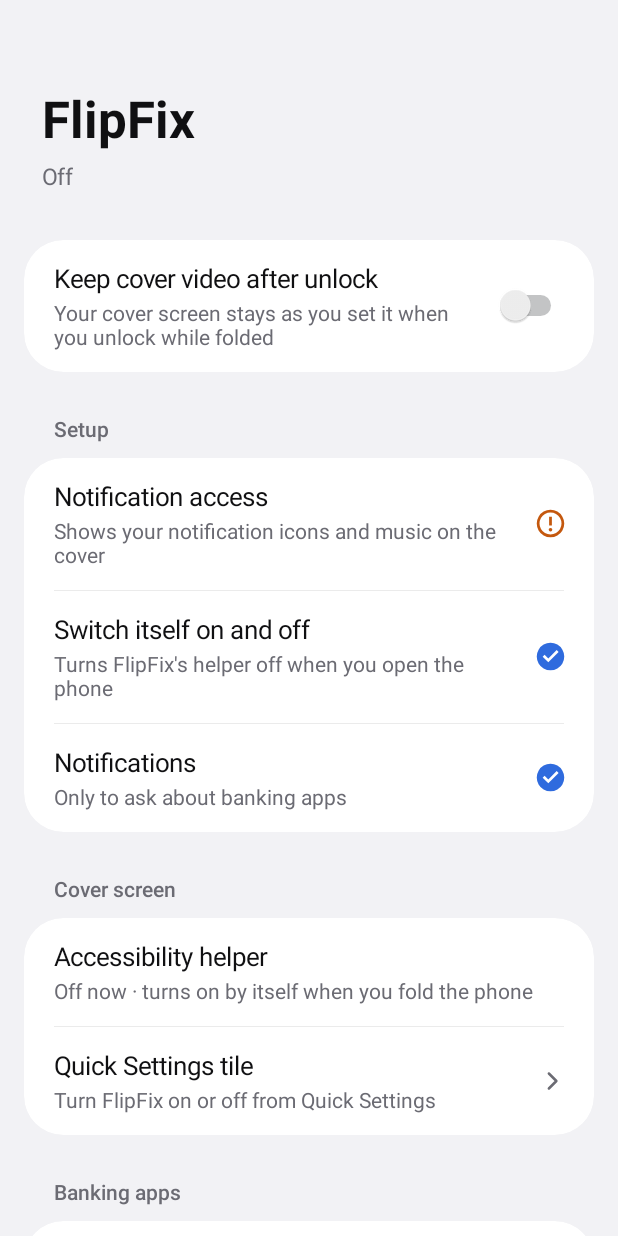
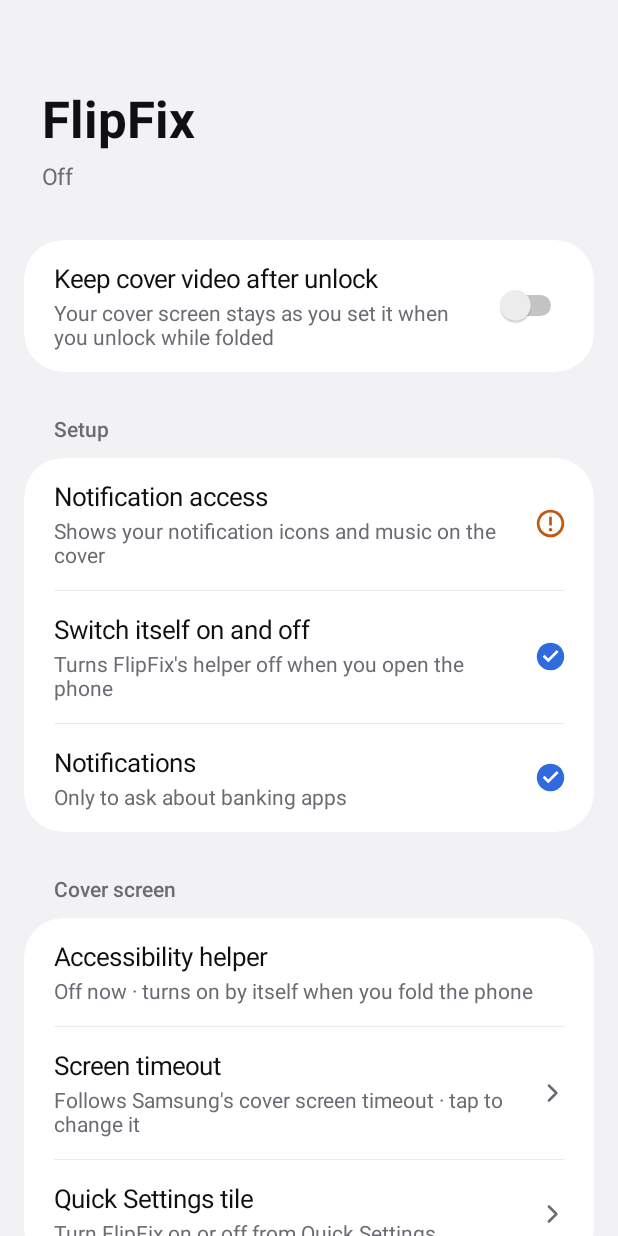
Before and after one commit to AvengerDeveloper/FlipFix, an Android app: the screen it shows after launch (MainActivity), after a tap on "Keep cover video after unlock", on a phone screen of 412 x 824 dp. Run offline under Robolectric (Android 15) with nearby library versions, the phone set to English and light mode, and no system bars; 2 other taps on this screen came first.

Commit message:
Show the cover screen timeout in the app, with a link to Samsung's setting
New 'Screen timeout' row under Cover screen: shows the cover timeout the
face follows and opens Samsung's Cover screen settings (falls back to
Settings). README says FlipFix follows the cover screen timeout.

Co-Authored-By: Claude Opus 5.5 <noreply@anthropic.com>

```diff
--- a/app/src/main/java/io/github/avengerdeveloper/flipfix/CoverActivity.kt
+++ b/app/src/main/java/io/github/avengerdeveloper/flipfix/CoverActivity.kt
@@ -62,7 +62,7 @@ class CoverActivity : Activity() {
      */
     private fun applyCoverTimeout() {
         val seconds = try {
-            Settings.System.getInt(contentResolver, COVER_TIMEOUT_SETTING)
+            Settings.System.getInt(contentResolver, CoverState.COVER_TIMEOUT_SETTING)
         } catch (e: Exception) {
             Log.w(CoverState.TAG, "cover timeout unreadable, using the main screen's: $e")
             return
@@ -258,8 +258,6 @@ class CoverActivity : Activity() {
 
     private companion object {
         const val CMD_RESUME = "samsung.android.wallpaper.resume"
-        /** Samsung's cover-screen timeout, in seconds. */
-        const val COVER_TIMEOUT_SETTING = "cover_screen_timeout"
         const val WALLET = "com.samsung.android.spay"
         const val MIN_SWIPE_DP = 48
         const val EXIT_COMMIT_PROGRESS = 0.33f
--- a/app/src/main/java/io/github/avengerdeveloper/flipfix/CoverState.kt
+++ b/app/src/main/java/io/github/avengerdeveloper/flipfix/CoverState.kt
@@ -87,6 +87,9 @@ object CoverState {
 
     const val TAG = "FlipFix"
 
+    /** Samsung's cover screen timeout (Settings > Cover screen > Screen timeout), in seconds. */
+    const val COVER_TIMEOUT_SETTING = "cover_screen_timeout"
+
     /** User's master switch (main screen toggle). */
     fun isEnabled(context: Context): Boolean =
         context.getSharedPreferences(PREFS, Context.MODE_PRIVATE).getBoolean(KEY_ENABLED, true)
--- a/app/src/main/java/io/github/avengerdeveloper/flipfix/MainActivity.kt
+++ b/app/src/main/java/io/github/avengerdeveloper/flipfix/MainActivity.kt
@@ -47,6 +47,7 @@ class MainActivity : Activity() {
     private lateinit var secureRow: Row
     private lateinit var notifRow: Row
     private lateinit var helperRow: Row
+    private lateinit var timeoutRow: Row
     private lateinit var bankRow: Row
     private lateinit var forgetRow: Row
 
@@ -104,10 +105,13 @@ class MainActivity : Activity() {
         // Cover screen.
         page.addView(header("Cover screen"))
         helperRow = Row("Accessibility helper", "")
+        timeoutRow = Row("Screen timeout", "")
+            .trailing(chevron())
+            .onClick { openCoverSettings() }
         val tileRow = Row("Quick Settings tile", "Turn FlipFix on or off from Quick Settings")
             .trailing(chevron())
             .onClick { addTile() }
-        page.addView(card(helperRow, tileRow))
+        page.addView(card(helperRow, timeoutRow, tileRow))
 
         // Banking apps.
         page.addView(header("Banking apps"))
@@ -187,6 +191,12 @@ class MainActivity : Activity() {
             else "Off now · turns on by itself when you fold the phone",
         )
 
+        val timeout = coverTimeoutSeconds()
+        timeoutRow.summary(
+            if (timeout == null) "Follows Samsung's cover screen timeout · tap to change it"
+            else "Turns off after ${formatTimeout(timeout)}, like Samsung's cover screen · tap to change it",
+        )
+
         val paused = BankGuard.pausedApps(this).map { BankGuard.label(this, it) }.sorted()
         bankRow.summary(
             if (paused.isEmpty()) "None chosen. FlipFix also asks when an app looks like a bank."
@@ -224,6 +234,28 @@ class MainActivity : Activity() {
             requestPermissions(arrayOf(Manifest.permission.POST_NOTIFICATIONS), REQUEST_NOTIFICATIONS)
         } else {
             startActivity(Intent(Settings.ACTION_APP_NOTIFICATION_SETTINGS).putExtra(Settings.EXTRA_APP_PACKAGE, packageName))
+        }
+    }
+
+    /** Samsung's cover screen timeout in seconds (the cover face uses it too), or null if unreadable. */
+    private fun coverTimeoutSeconds(): Int? = try {
+        Settings.System.getInt(contentResolver, CoverState.COVER_TIMEOUT_SETTING).takeIf { it > 0 }
+    } catch (e: Exception) {
+        null
+    }
+
+    private fun formatTimeout(seconds: Int): String = when {
+        seconds < 60 -> "$seconds seconds"
+        seconds % 60 == 0 -> (seconds / 60).let { if (it == 1) "1 minute" else "$it minutes" }
+        else -> "${seconds / 60} min ${seconds % 60} s"
+    }
+
+    /** Samsung's Settings > Cover screen page, where its screen timeout lives; Settings itself as a fallback. */
+    private fun openCoverSettings() {
+        try {
+            startActivity(Intent(COVER_SETTINGS_ACTION))
+        } catch (e: Exception) { // not found on this firmware, or no longer open to other apps
+            startActivity(Intent(Settings.ACTION_SETTINGS))
         }
     }
 
@@ -355,5 +387,7 @@ class MainActivity : Activity() {
 
     private companion object {
         const val REQUEST_NOTIFICATIONS = 1
+        /** Opens Samsung's Cover screen settings page (AOD app; exported, no permission needed). */
+        const val COVER_SETTINGS_ACTION = "com.samsung.android.app.aodservice.intent.action.COVER_SCREEN_SETTING_INTERNAL"
     }
 }
```
Also changed, not shown: 1 other file.
